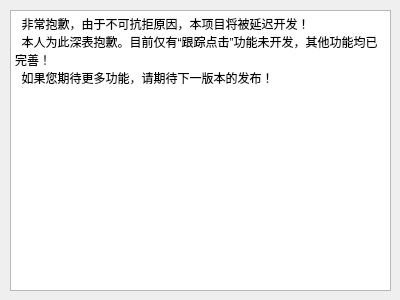
The window that MouseClick1.1.0/cretoolbar.ui (SeaYJ/MouseClick) describes before a commit, drawn with Qt 5.
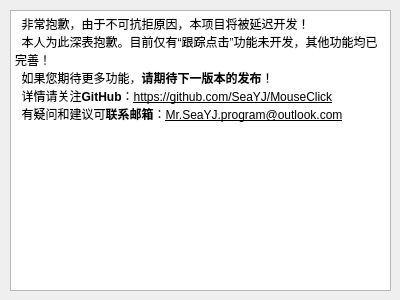
The same window after the commit.

```diff
--- a/MouseClick1.1.0/cretoolbar.ui
+++ b/MouseClick1.1.0/cretoolbar.ui
@@ -29,7 +29,9 @@
 &lt;/style&gt;&lt;/head&gt;&lt;body style=&quot; font-family:'SimSun'; font-size:9pt; font-weight:400; font-style:normal;&quot;&gt;
 &lt;p style=&quot; margin-top:0px; margin-bottom:0px; margin-left:0px; margin-right:0px; -qt-block-indent:0; text-indent:0px;&quot;&gt;&lt;span style=&quot; font-family:'SimSun';&quot;&gt;  非常抱歉，由于不可抗拒原因，本项目将被延迟开发！&lt;/span&gt;&lt;/p&gt;
 &lt;p style=&quot; margin-top:0px; margin-bottom:0px; margin-left:0px; margin-right:0px; -qt-block-indent:0; text-indent:0px;&quot;&gt;&lt;span style=&quot; font-family:'SimSun';&quot;&gt;  本人为此深表抱歉。目前仅有“跟踪点击”功能未开发，其他功能均已完善！&lt;/span&gt;&lt;/p&gt;
-&lt;p style=&quot; margin-top:0px; margin-bottom:0px; margin-left:0px; margin-right:0px; -qt-block-indent:0; text-indent:0px;&quot;&gt;&lt;span style=&quot; font-family:'SimSun';&quot;&gt;  如果您期待更多功能，请期待下一版本的发布！&lt;/span&gt;&lt;/p&gt;&lt;/body&gt;&lt;/html&gt;</string>
+&lt;p style=&quot; margin-top:0px; margin-bottom:0px; margin-left:0px; margin-right:0px; -qt-block-indent:0; text-indent:0px;&quot;&gt;&lt;span style=&quot; font-family:'SimSun';&quot;&gt;  如果您期待更多功能，&lt;/span&gt;&lt;span style=&quot; font-family:'SimSun'; font-weight:600;&quot;&gt;请期待下一版本的发布&lt;/span&gt;&lt;span style=&quot; font-family:'SimSun';&quot;&gt;！&lt;/span&gt;&lt;/p&gt;
+&lt;p style=&quot; margin-top:0px; margin-bottom:0px; margin-left:0px; margin-right:0px; -qt-block-indent:0; text-indent:0px;&quot;&gt;&lt;span style=&quot; font-family:'SimSun';&quot;&gt;  详情请关注&lt;/span&gt;&lt;span style=&quot; font-family:'SimSun'; font-weight:600;&quot;&gt;GitHub&lt;/span&gt;&lt;span style=&quot; font-family:'SimSun';&quot;&gt;：&lt;/span&gt;&lt;span style=&quot; font-family:'SimSun'; text-decoration: underline;&quot;&gt;https://github.com/SeaYJ/MouseClick&lt;/span&gt;&lt;/p&gt;
+&lt;p style=&quot; margin-top:0px; margin-bottom:0px; margin-left:0px; margin-right:0px; -qt-block-indent:0; text-indent:0px;&quot;&gt;&lt;span style=&quot; font-family:'SimSun';&quot;&gt;  有疑问和建议可&lt;/span&gt;&lt;span style=&quot; font-family:'SimSun'; font-weight:600;&quot;&gt;联系邮箱&lt;/span&gt;&lt;span style=&quot; font-family:'SimSun';&quot;&gt;：&lt;/span&gt;&lt;span style=&quot; font-family:'SimSun'; text-decoration: underline;&quot;&gt;Mr.SeaYJ.program@outlook.com&lt;/span&gt;&lt;/p&gt;&lt;/body&gt;&lt;/html&gt;</string>
    </property>
   </widget>
  </widget>
```
